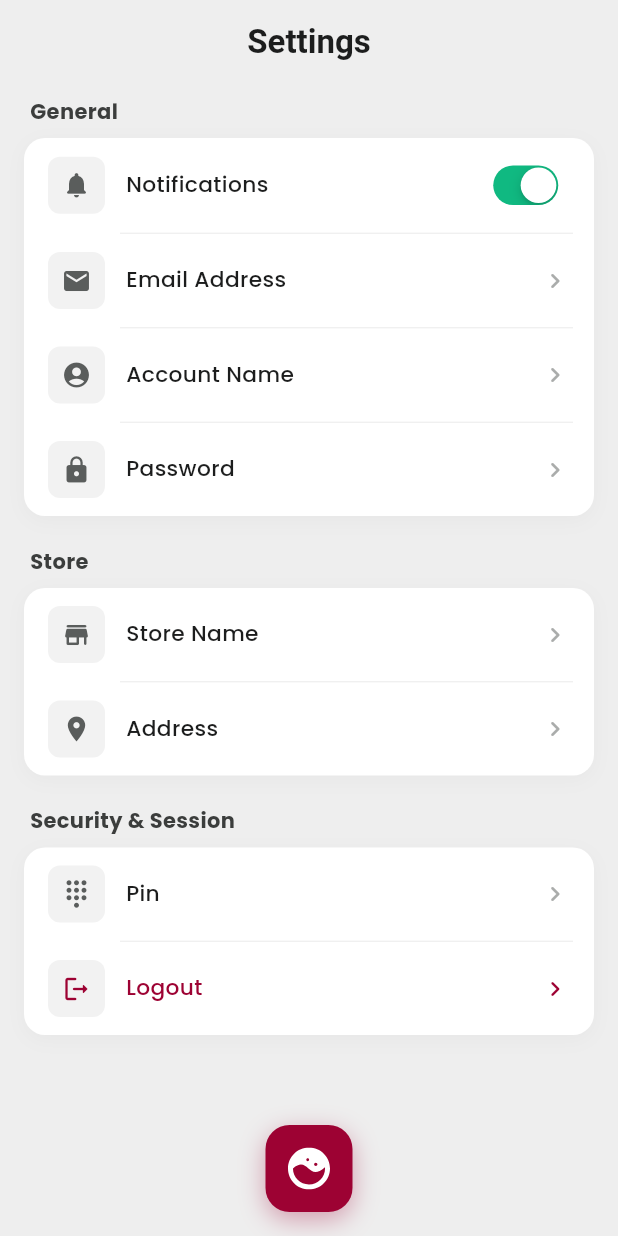
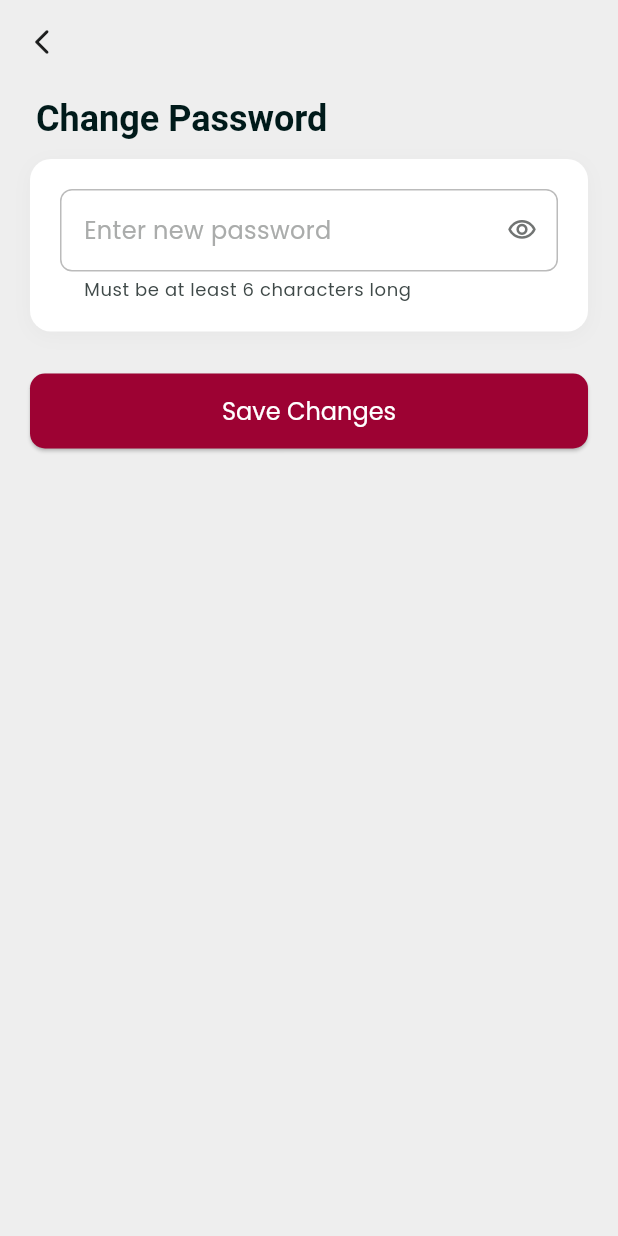
Before and after one commit to Kuroishin-beep/eLaundry, a Flutter app: the screen it shows after launch, after a tap on "Password", on a phone screen of 412 x 824 dp. Run offline on Flutter 3.47's test engine with Material 3 defaults, Android fonts, the phone set to English and light mode, and no system bars; our stand-ins replace flutter_svg, google_fonts.

Commit message:
add screens for editing settings fields

```diff
--- a/elaundry_app/lib/views/auth/login_screen.dart
+++ b/elaundry_app/lib/views/auth/login_screen.dart
@@ -240,7 +240,7 @@ class _LoginScreenState extends State<LoginScreen> {
                                         decoration: InputDecoration(
                                           hintText: 'you@example.com',
                                           hintStyle: TextStyle(
-                                            color: AppColors.secondary[400],
+                                            color: AppColors.secondary[300],
                                           ),
                                           prefixIcon: Icon(
                                             Icons.alternate_email_rounded,
@@ -284,7 +284,7 @@ class _LoginScreenState extends State<LoginScreen> {
                                         decoration: InputDecoration(
                                           hintText: '••••••••',
                                           hintStyle: TextStyle(
-                                            color: AppColors.secondary[400],
+                                            color: AppColors.secondary[300],
                                           ),
                                           prefixIcon: Icon(
                                             Icons.lock_outline_rounded,
--- a/elaundry_app/lib/views/auth/register_screen.dart
+++ b/elaundry_app/lib/views/auth/register_screen.dart
@@ -271,7 +271,7 @@ class _RegisterScreenState extends State<RegisterScreen> {
                                         decoration: InputDecoration(
                                           hintText: 'Juan Dela Cruz',
                                           hintStyle: TextStyle(
-                                            color: AppColors.secondary[400],
+                                            color: AppColors.secondary[300],
                                           ),
                                           prefixIcon: Icon(
                                             Icons.account_circle_outlined,
@@ -311,7 +311,7 @@ class _RegisterScreenState extends State<RegisterScreen> {
                                         decoration: InputDecoration(
                                           hintText: 'you@example.com',
                                           hintStyle: TextStyle(
-                                            color: AppColors.secondary[400],
+                                            color: AppColors.secondary[300],
                                           ),
                                           prefixIcon: Icon(
                                             Icons.alternate_email_rounded,
@@ -356,7 +356,7 @@ class _RegisterScreenState extends State<RegisterScreen> {
                                         decoration: InputDecoration(
                                           hintText: '••••••••',
                                           hintStyle: TextStyle(
-                                            color: AppColors.secondary[400],
+                                            color: AppColors.secondary[300],
                                           ),
                                           prefixIcon: Icon(
                                             Icons.lock_outline_rounded,
@@ -415,7 +415,7 @@ class _RegisterScreenState extends State<RegisterScreen> {
                                         decoration: InputDecoration(
                                           hintText: '••••••••',
                                           hintStyle: TextStyle(
-                                            color: AppColors.secondary[400],
+                                            color: AppColors.secondary[300],
                                           ),
                                           prefixIcon: Icon(
                                             Icons.lock_outline_rounded,
--- /dev/null
+++ b/elaundry_app/lib/views/settings/edit_settings_screen.dart
@@ -0,0 +1,215 @@
+import 'package:flutter/material.dart';
+import 'package:flutter/services.dart';
+import '../../core/themes/theme.dart';
+
+enum SettingFieldType { text, email, password, number, multiline }
+
+class EditSettingsScreen extends StatefulWidget {
+  final String title;
+  final String label;
+  final String initialValue;
+  final SettingFieldType fieldType;
+  final int? maxLength;
+  final String? helperText;
+
+  const EditSettingsScreen({
+    super.key,
+    required this.title,
+    required this.label,
+    this.initialValue = '',
+    this.fieldType = SettingFieldType.text,
+    this.maxLength,
+    this.helperText,
+  });
+
+  @override
+  State<EditSettingsScreen> createState() => _EditSettingsScreenState();
+}
+
+class _EditSettingsScreenState extends State<EditSettingsScreen> {
+  final _formKey = GlobalKey<FormState>();
+  late final TextEditingController _controller;
+  bool _obscureText = true;
+
+  @override
+  void initState() {
+    super.initState();
+    _controller = TextEditingController(text: widget.initialValue);
+    _obscureText = widget.fieldType == SettingFieldType.password;
+  }
+
+  @override
+  void dispose() {
+    _controller.dispose();
+    super.dispose();
+  }
+
+  void _save() {
+    FocusScope.of(context).unfocus();
+    if (_formKey.currentState?.validate() ?? false) {
+      ScaffoldMessenger.of(context).showSnackBar(
+        SnackBar(
+          backgroundColor: AppColors.primary[700],
+          behavior: SnackBarBehavior.floating,
+          shape: RoundedRectangleBorder(borderRadius: BorderRadius.circular(8)),
+          content: Text('${widget.title} updated successfully!'),
+        ),
+      );
+      Navigator.of(context).pop(_controller.text);
+    }
+  }
+
+  @override
+  Widget build(BuildContext context) {
+    final theme = Theme.of(context);
+
+    // Dynamic keyboard and input rules
+    TextInputType keyboardType;
+    List<TextInputFormatter> formatters = [];
+
+    switch (widget.fieldType) {
+      case SettingFieldType.number:
+        keyboardType = TextInputType.number;
+        formatters = [
+          FilteringTextInputFormatter.digitsOnly,
+          if (widget.maxLength != null)
+            LengthLimitingTextInputFormatter(widget.maxLength),
+        ];
+        break;
+      case SettingFieldType.email:
+        keyboardType = TextInputType.emailAddress;
+        break;
+      case SettingFieldType.multiline:
+        keyboardType = TextInputType.multiline;
+        break;
+      default:
+        keyboardType = TextInputType.text;
+    }
+
+    return Scaffold(
+      backgroundColor: AppColors.neutral[400],
+      appBar: AppBar(
+        backgroundColor: Colors.transparent,
+        elevation: 0,
+        leading: IconButton(
+          icon: Icon(
+            Icons.arrow_back_ios_new_rounded,
+            color: AppColors.secondary[900],
+            size: 20,
+          ),
+          onPressed: () => Navigator.of(context).pop(),
+        ),
+      ),
+      body: SafeArea(
+        child: SingleChildScrollView(
+          padding: const EdgeInsets.fromLTRB(20, 8, 20, 24),
+          child: Center(
+            child: ConstrainedBox(
+              constraints: const BoxConstraints(maxWidth: 480),
+              child: Form(
+                key: _formKey,
+                child: Column(
+                  crossAxisAlignment: CrossAxisAlignment.stretch,
+                  children: [
+                    // Title above the card
+                    Padding(
+                      padding: const EdgeInsets.only(left: 4, bottom: 12),
+                      child: Text(
+                        widget.title,
+                        style: theme.textTheme.titleLarge?.copyWith(
+                          color: AppColors.primary[900],
+                          fontWeight: FontWeight.w700,
+                          fontSize: 24,
+                        ),
+                      ),
+                    ),
+
+                    // Main Edit Card
+                    Container(
+                      decoration: BoxDecoration(
+                        color: Colors.white,
+                        borderRadius: BorderRadius.circular(14),
+                        boxShadow: [
+                          BoxShadow(
+                            color: Colors.black.withValues(alpha: 0.03),
+                            blurRadius: 10,
+                            offset: const Offset(0, 3),
+                          ),
+                        ],
+                      ),
+                      padding: const EdgeInsets.all(20),
+                      child: TextFormField(
+                        controller: _controller,
+                        keyboardType: keyboardType,
+                        inputFormatters: formatters,
+                        obscureText: _obscureText,
+                        maxLines:
+                            widget.fieldType == SettingFieldType.multiline
+                                ? 3
+                                : 1,
+                        style: theme.textTheme.bodyMedium,
+                        decoration: InputDecoration(
+                          hintText: 'Enter ${widget.label.toLowerCase()}',
+                          hintStyle: TextStyle(color: AppColors.secondary[300]),
+                          helperText: widget.helperText,
+                          suffixIcon:
+                              widget.fieldType == SettingFieldType.password
+                                  ? IconButton(
+                                    splashRadius: 20,
+                                    icon: Icon(
+                                      _obscureText
+                                          ? Icons.visibility_outlined
+                                          : Icons.visibility_off_outlined,
+                                      size: 20,
+                                      color: AppColors.secondary[500],
+                                    ),
+                                    onPressed: () {
+                                      setState(
+                                        () => _obscureText = !_obscureText,
+                                      );
+                                    },
+                                  )
+                                  : null,
+                        ),
+                        validator: (value) {
+                          if (value == null || value.trim().isEmpty) {
+                            return 'This field cannot be empty';
+                          }
+                          if (widget.fieldType == SettingFieldType.email &&
+                              !value.contains('@')) {
+                            return 'Enter a valid email address';
+                          }
+                          if (widget.fieldType == SettingFieldType.number &&
+                              widget.maxLength != null &&
+                              value.length != widget.maxLength) {
+                            return 'Must be exactly ${widget.maxLength} digits';
+                          }
+                          return null;
+                        },
+                      ),
+                    ),
+                    const SizedBox(height: 28),
+
+                    // Save Button
+                    SizedBox(
+                      height: 50,
+                      child: ElevatedButton(
+                        onPressed: _save,
+                        style: ElevatedButton.styleFrom(
+                          shape: RoundedRectangleBorder(
+                            borderRadius: BorderRadius.circular(10),
+                          ),
+                        ),
+                        child: const Text('Save Changes'),
+                      ),
+                    ),
+                  ],
+                ),
+              ),
+            ),
+          ),
+        ),
+      ),
+    );
+  }
+}
--- a/elaundry_app/lib/views/settings/settings_screen.dart
+++ b/elaundry_app/lib/views/settings/settings_screen.dart
@@ -3,6 +3,7 @@ import 'package:flutter/material.dart';
 import '../../core/themes/theme.dart';
 import '../../shared/widgets/laundry_navigation_fab.dart';
 import '../auth/login_screen.dart';
+import 'edit_settings_screen.dart';
 
 class SettingsScreen extends StatefulWidget {
   const SettingsScreen({super.key});
@@ -13,6 +14,41 @@ class SettingsScreen extends StatefulWidget {
 
 class _SettingsScreenState extends State<SettingsScreen> {
   bool _notificationsEnabled = true;
+
+  // Stored state for editable values
+  String _email = 'you@example.com';
+  String _accountName = 'Juan Dela Cruz';
+  String _storeName = 'eLaundry Central Branch';
+  String _address = 'Mabalacat Pampanga';
+  String _pin = '1234';
+
+  void _openEditor({
+    required String title,
+    required String label,
+    required String currentValue,
+    required SettingFieldType fieldType,
+    int? maxLength,
+    String? helperText,
+    required Function(String) onSave,
+  }) async {
+    final result = await Navigator.of(context).push<String>(
+      MaterialPageRoute(
+        builder:
+            (context) => EditSettingsScreen(
+              title: title,
+              label: label,
+              initialValue: currentValue,
+              fieldType: fieldType,
+              maxLength: maxLength,
+              helperText: helperText,
+            ),
+      ),
+    );
+
+    if (result != null) {
+      setState(() => onSave(result));
+    }
+  }
 
   @override
   Widget build(BuildContext context) {
@@ -45,7 +81,7 @@ class _SettingsScreenState extends State<SettingsScreen> {
               crossAxisAlignment: CrossAxisAlignment.start,
               children: [
                 // General Section
-                _SectionTitle(title: 'General'),
+                const _SectionTitle(title: 'General'),
                 const SizedBox(height: 8),
                 _SettingsCard(
                   children: [
@@ -67,53 +103,98 @@ class _SettingsScreenState extends State<SettingsScreen> {
                     _SettingsTile(
                       icon: Icons.mail,
                       title: 'Email Address',
-                      onTap: () {},
+                      onTap:
+                          () => _openEditor(
+                            title: 'Email Address',
+                            label: 'Email',
+                            currentValue: _email,
+                            fieldType: SettingFieldType.email,
+                            onSave: (val) => _email = val,
+                          ),
                     ),
                     const _CardDivider(),
                     _SettingsTile(
                       icon: Icons.account_circle,
                       title: 'Account Name',
-                      onTap: () {},
+                      onTap:
+                          () => _openEditor(
+                            title: 'Account Name',
+                            label: 'Full Name',
+                            currentValue: _accountName,
+                            fieldType: SettingFieldType.text,
+                            onSave: (val) => _accountName = val,
+                          ),
                     ),
                     const _CardDivider(),
                     _SettingsTile(
                       icon: Icons.lock,
                       title: 'Password',
-                      onTap: () {},
+                      onTap:
+                          () => _openEditor(
+                            title: 'Change Password',
+                            label: 'New Password',
+                            currentValue: '',
+                            fieldType: SettingFieldType.password,
+                            helperText: 'Must be at least 6 characters long',
+                            onSave: (val) {},
+                          ),
                     ),
                   ],
                 ),
                 const SizedBox(height: 20),
 
                 // Store Section
-                _SectionTitle(title: 'Store'),
+                const _SectionTitle(title: 'Store'),
                 const SizedBox(height: 8),
                 _SettingsCard(
                   children: [
                     _SettingsTile(
                       icon: Icons.store_rounded,
                       title: 'Store Name',
-                      onTap: () {},
+                      onTap:
+                          () => _openEditor(
+                            title: 'Store Name',
+                            label: 'Store / Branch Name',
+                            currentValue: _storeName,
+                            fieldType: SettingFieldType.text,
+                            onSave: (val) => _storeName = val,
+                          ),
                     ),
                     const _CardDivider(),
                     _SettingsTile(
                       icon: Icons.location_on,
                       title: 'Address',
-                      onTap: () {},
+                      onTap:
+                          () => _openEditor(
+                            title: 'Store Address',
+                            label: 'Physical Address',
+                            currentValue: _address,
+                            fieldType: SettingFieldType.multiline,
+                            onSave: (val) => _address = val,
+                          ),
                     ),
                   ],
                 ),
                 const SizedBox(height: 20),
 
                 // Security & Session Section
-                _SectionTitle(title: 'Security & Session'),
+                const _SectionTitle(title: 'Security & Session'),
                 const SizedBox(height: 8),
                 _SettingsCard(
                   children: [
                     _SettingsTile(
                       icon: Icons.dialpad_rounded,
                       title: 'Pin',
-                      onTap: () {},
+                      onTap:
+                          () => _openEditor(
+                            title: 'Security PIN',
+                            label: '4-Digit PIN',
+                            currentValue: _pin,
+                            fieldType: SettingFieldType.number,
+                            maxLength: 4,
+                            helperText: 'Only digits allowed (Numpad input)',
+                            onSave: (val) => _pin = val,
+                          ),
                     ),
                     const _CardDivider(),
                     _SettingsTile(
@@ -121,10 +202,11 @@ class _SettingsScreenState extends State<SettingsScreen> {
                       title: 'Logout',
                       isDestructive: true,
                       onTap: () {
-                        Navigator.of(context).push(
+                        Navigator.of(context).pushAndRemoveUntil(
                           MaterialPageRoute(
                             builder: (context) => const LoginScreen(),
                           ),
+                          (route) => false,
                         );
                       },
                     ),
```
